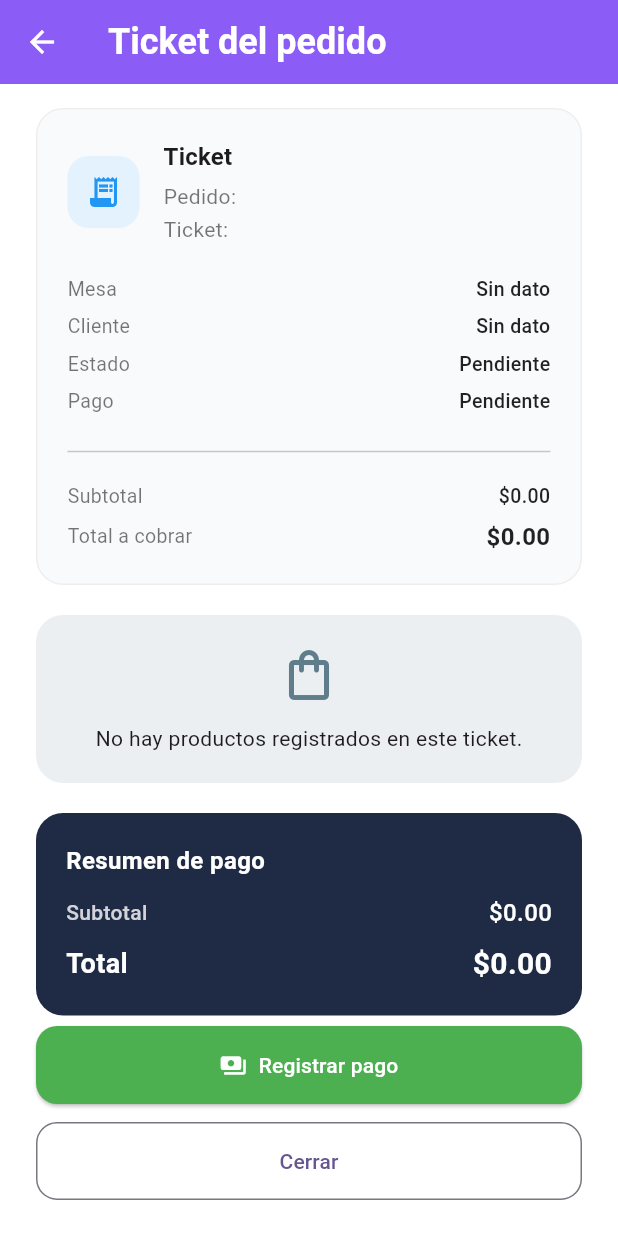
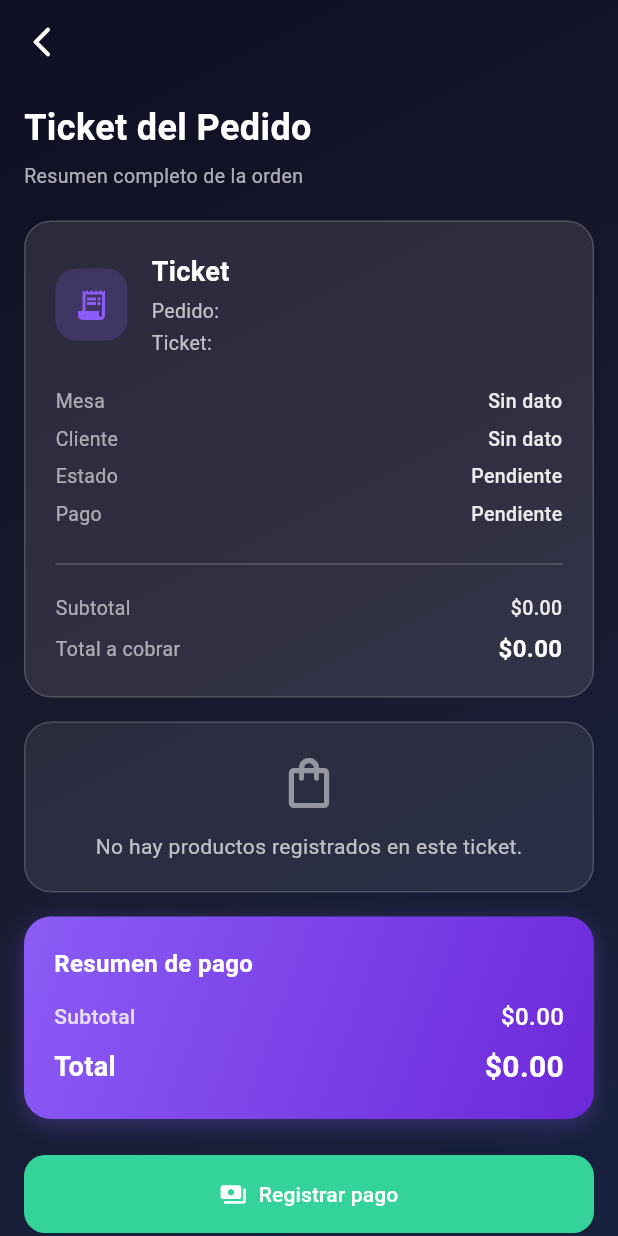
Before and after one commit to George0712/restauranteApp, a Flutter app: the TicketPreviewScreen screen opened directly with empty values, on a phone screen of 412 x 824 dp. Run offline on Flutter 3.47's test engine with Material 3 defaults, Android fonts, the phone set to English and light mode, and no system bars; our stand-ins replace audioplayers, cached_network_image, cloud_firestore, device_info_plus, firebase_auth, firebase_core and 8 more; missing offline and left inert: iconify_flutter; accounts and stored records are empty.

Commit message:
Refactor TicketPreviewScreen to enhance UI with a gradient background, improved app bar, and updated styling for better readability and user experience.

```diff
--- a/lib/presentation/screens/mesero/pedidos/ticket_preview_screen.dart
+++ b/lib/presentation/screens/mesero/pedidos/ticket_preview_screen.dart
@@ -41,15 +41,67 @@ class _TicketPreviewScreenState extends ConsumerState<TicketPreviewScreen> {
       stream: pedidoStream,
       builder: (context, snapshot) {
         if (snapshot.connectionState == ConnectionState.waiting) {
-          return const Scaffold(
-            body: Center(child: CircularProgressIndicator()),
+          return Scaffold(
+            appBar: AppBar(
+              backgroundColor: Colors.transparent,
+              elevation: 0,
+              leading: IconButton(
+                icon: const Icon(Icons.arrow_back_ios_new_rounded, color: Colors.white),
+                onPressed: () => context.pop(),
+              ),
+            ),
+            extendBodyBehindAppBar: true,
+            body: Container(
+              decoration: const BoxDecoration(
+                gradient: LinearGradient(
+                  colors: [
+                    Color(0xFF0F0F23),
+                    Color(0xFF1A1A2E),
+                    Color(0xFF16213E),
+                  ],
+                  begin: Alignment.topLeft,
+                  end: Alignment.bottomRight,
+                ),
+              ),
+              child: const Center(
+                child: CircularProgressIndicator(
+                  color: Color(0xFF8B5CF6),
+                ),
+              ),
+            ),
           );
         }
         if (!snapshot.hasData || !snapshot.data!.exists) {
           return Scaffold(
-            appBar: AppBar(title: const Text('Ticket del pedido')),
-            body: const Center(
-              child: Text('No encontramos informacion para este pedido.'),
+            appBar: AppBar(
+              backgroundColor: Colors.transparent,
+              elevation: 0,
+              leading: IconButton(
+                icon: const Icon(Icons.arrow_back_ios_new_rounded, color: Colors.white),
+                onPressed: () => context.pop(),
+              ),
+            ),
+            extendBodyBehindAppBar: true,
+            body: Container(
+              decoration: const BoxDecoration(
+                gradient: LinearGradient(
+                  colors: [
+                    Color(0xFF0F0F23),
+                    Color(0xFF1A1A2E),
+                    Color(0xFF16213E),
+                  ],
+                  begin: Alignment.topLeft,
+                  end: Alignment.bottomRight,
+                ),
+              ),
+              child: const SafeArea(
+                child: Center(
+                  child: Text(
+                    'No encontramos información para este pedido.',
+                    style: TextStyle(color: Colors.white70),
+                  ),
+                ),
+              ),
             ),
           );
         }
@@ -69,13 +121,54 @@ class _TicketPreviewScreenState extends ConsumerState<TicketPreviewScreen> {
 
         return Scaffold(
           appBar: AppBar(
-            title: const Text('Ticket del pedido'),
+            backgroundColor: Colors.transparent,
+            elevation: 0,
+            scrolledUnderElevation: 0,
+            surfaceTintColor: Colors.transparent,
+            leading: IconButton(
+              icon: const Icon(Icons.arrow_back_ios_new_rounded, color: Colors.white),
+              onPressed: () => context.pop(),
+              tooltip: 'Volver',
             ),
-          body: SingleChildScrollView(
-            padding: const EdgeInsets.fromLTRB(24, 16, 24, 24),
+          ),
+          extendBodyBehindAppBar: true,
+          body: Container(
+            decoration: const BoxDecoration(
+              gradient: LinearGradient(
+                colors: [
+                  Color(0xFF0F0F23),
+                  Color(0xFF1A1A2E),
+                  Color(0xFF16213E),
+                ],
+                begin: Alignment.topLeft,
+                end: Alignment.bottomRight,
+              ),
+            ),
+            child: SafeArea(
+              child: SingleChildScrollView(
+                padding: const EdgeInsets.fromLTRB(16, 12, 16, 24),
                 child: Column(
                   crossAxisAlignment: CrossAxisAlignment.start,
                   children: [
+                    // Título en el cuerpo
+                    const Text(
+                      'Ticket del Pedido',
+                      style: TextStyle(
+                        color: Colors.white,
+                        fontSize: 24,
+                        fontWeight: FontWeight.w600,
+                      ),
+                    ),
+                    const SizedBox(height: 6),
+                    Text(
+                      'Resumen completo de la orden',
+                      style: TextStyle(
+                        color: Colors.white.withValues(alpha: 0.65),
+                        fontSize: 13,
+                        fontWeight: FontWeight.w400,
+                      ),
+                    ),
+                    const SizedBox(height: 20),
                     _TicketHeader(
                       pedidoId: widget.pedidoId,
                       mesaId: widget.mesaId,
@@ -88,36 +181,36 @@ class _TicketPreviewScreenState extends ConsumerState<TicketPreviewScreen> {
                       total: total,
                       formatter: _currency,
                     ),
-                const SizedBox(height: 20),
+                    const SizedBox(height: 16),
                     _TicketItemsList(items: items, formatter: _currency),
-                const SizedBox(height: 20),
+                    const SizedBox(height: 16),
                     _TicketTotals(
                         subtotal: subtotal, total: total, formatter: _currency),
-              ],
-            ),
-          ),
-          bottomNavigationBar: SafeArea(
-            minimum: const EdgeInsets.fromLTRB(24, 0, 24, 24),
-            child: Column(
-              mainAxisSize: MainAxisSize.min,
-              crossAxisAlignment: CrossAxisAlignment.stretch,
-              children: [
-                if (!pagado)
-                  ElevatedButton.icon(
+                    const SizedBox(height: 24),
+                    // Botones de acción
+                    if (!pagado) ...[
+                      SizedBox(
+                        width: double.infinity,
+                        child: ElevatedButton.icon(
                           onPressed: () => _abrirPasarelaPago(context),
                           icon: const Icon(Icons.payments),
                           label: const Text('Registrar pago'),
                           style: ElevatedButton.styleFrom(
                             padding: const EdgeInsets.symmetric(vertical: 16),
-                      backgroundColor: Colors.green,
+                            backgroundColor: const Color(0xFF34D399),
                             foregroundColor: Colors.white,
                             shape: RoundedRectangleBorder(
                               borderRadius: BorderRadius.circular(14),
                             ),
+                            elevation: 0,
                           ),
                         ),
-                if (!pagado) const SizedBox(height: 12),
-                OutlinedButton(
+                      ),
+                      const SizedBox(height: 12),
+                    ],
+                    SizedBox(
+                      width: double.infinity,
+                      child: OutlinedButton(
                         onPressed: () {
                           final router = GoRouter.of(context);
                           const fallbackRoute = '/mesero/pedidos/mesas';
@@ -132,10 +225,17 @@ class _TicketPreviewScreenState extends ConsumerState<TicketPreviewScreen> {
                           shape: RoundedRectangleBorder(
                             borderRadius: BorderRadius.circular(14),
                           ),
+                          side: BorderSide(
+                            color: Colors.white.withValues(alpha: 0.3),
+                          ),
+                          foregroundColor: Colors.white,
                         ),
                         child: const Text('Cerrar'),
                       ),
+                    ),
                   ],
+                ),
+              ),
             ),
           ),
         );
@@ -218,9 +318,11 @@ class _TicketHeader extends ConsumerWidget {
       width: double.infinity,
       padding: const EdgeInsets.all(20),
       decoration: BoxDecoration(
-        color: const Color(0xFFF8FAFC),
+        color: Colors.white.withValues(alpha: 0.1),
         borderRadius: BorderRadius.circular(18),
-        border: Border.all(color: Colors.grey.shade200),
+        border: Border.all(
+          color: Colors.white.withValues(alpha: 0.16),
+        ),
       ),
       child: Column(
         crossAxisAlignment: CrossAxisAlignment.start,
@@ -230,32 +332,39 @@ class _TicketHeader extends ConsumerWidget {
               Container(
                 padding: const EdgeInsets.all(12),
                 decoration: BoxDecoration(
-                  color: Colors.blue.shade50,
+                  color: const Color(0xFF8B5CF6).withValues(alpha: 0.2),
                   borderRadius: BorderRadius.circular(14),
                 ),
-                child: const Icon(Icons.receipt_long, color: Colors.blue),
+                child: const Icon(Icons.receipt_long, color: Color(0xFF8B5CF6)),
               ),
               const SizedBox(width: 16),
               Expanded(
                 child: Column(
                   crossAxisAlignment: CrossAxisAlignment.start,
                   children: [
-                    Text(
+                    const Text(
                       'Ticket',
-                      style: Theme.of(context)
-                          .textTheme
-                          .titleMedium
-                          ?.copyWith(fontWeight: FontWeight.w700),
+                      style: TextStyle(
+                        color: Colors.white,
+                        fontSize: 18,
+                        fontWeight: FontWeight.w700,
+                      ),
                     ),
                     const SizedBox(height: 4),
                     Text(
                       'Pedido: $shortId',
-                      style: const TextStyle(color: Colors.black54),
+                      style: TextStyle(
+                        color: Colors.white.withValues(alpha: 0.7),
+                        fontSize: 13,
+                      ),
                     ),
                     const SizedBox(height: 2),
                     Text(
                       'Ticket: $ticketNumero',
-                      style: const TextStyle(color: Colors.black54),
+                      style: TextStyle(
+                        color: Colors.white.withValues(alpha: 0.7),
+                        fontSize: 13,
+                      ),
                     ),
                   ],
                 ),
@@ -272,7 +381,7 @@ class _TicketHeader extends ConsumerWidget {
           const SizedBox(height: 6),
           _InfoRow(label: 'Pago', value: pagado ? 'Pagado' : 'Pendiente'),
           const SizedBox(height: 16),
-          const Divider(),
+          Divider(color: Colors.white.withValues(alpha: 0.2)),
           const SizedBox(height: 12),
           _InfoRow(label: 'Subtotal', value: formatter.format(subtotal)),
           const SizedBox(height: 6),
@@ -321,14 +430,26 @@ class _TicketItemsList extends ConsumerWidget {
         width: double.infinity,
         padding: const EdgeInsets.all(20),
         decoration: BoxDecoration(
-          color: Colors.blueGrey.shade50,
+          color: Colors.white.withValues(alpha: 0.08),
           borderRadius: BorderRadius.circular(18),
+          border: Border.all(
+            color: Colors.white.withValues(alpha: 0.16),
           ),
-        child: const Column(
+        ),
+        child: Column(
           children: [
-            Icon(Icons.shopping_bag_outlined, size: 40, color: Colors.blueGrey),
-            SizedBox(height: 12),
-            Text('No hay productos registrados en este ticket.'),
+            Icon(
+              Icons.shopping_bag_outlined,
+              size: 40,
+              color: Colors.white.withValues(alpha: 0.5),
+            ),
+            const SizedBox(height: 12),
+            Text(
+              'No hay productos registrados en este ticket.',
+              style: TextStyle(
+                color: Colors.white.withValues(alpha: 0.7),
+              ),
+            ),
           ],
         ),
       );
@@ -337,16 +458,22 @@ class _TicketItemsList extends ConsumerWidget {
     return Container(
       padding: const EdgeInsets.all(20),
       decoration: BoxDecoration(
-        color: Colors.white,
+        color: Colors.white.withValues(alpha: 0.08),
         borderRadius: BorderRadius.circular(18),
-        border: Border.all(color: Colors.grey.shade200),
+        border: Border.all(
+          color: Colors.white.withValues(alpha: 0.16),
+        ),
       ),
       child: Column(
         crossAxisAlignment: CrossAxisAlignment.start,
         children: [
           const Text(
             'Productos',
-            style: TextStyle(fontSize: 16, fontWeight: FontWeight.w700),
+            style: TextStyle(
+              fontSize: 16,
+              fontWeight: FontWeight.w700,
+              color: Colors.white,
+            ),
           ),
           const SizedBox(height: 12),
           ...List.generate(items.length, (index) {
@@ -366,7 +493,7 @@ class _TicketItemsList extends ConsumerWidget {
                       '${quantity}x',
                       style: const TextStyle(
                         fontWeight: FontWeight.w600,
-                        color: Colors.black87,
+                        color: Colors.white,
                       ),
                     ),
                     const SizedBox(width: 12),
@@ -379,6 +506,7 @@ class _TicketItemsList extends ConsumerWidget {
                             style: const TextStyle(
                               fontSize: 15,
                               fontWeight: FontWeight.w600,
+                              color: Colors.white,
                             ),
                           ),
                           if (adicionales.isNotEmpty) ...[
@@ -392,8 +520,10 @@ class _TicketItemsList extends ConsumerWidget {
                             const SizedBox(height: 4),
                             Text(
                               'Nota: $notas',
-                              style: const TextStyle(
-                                  fontSize: 12, color: Colors.black54),
+                              style: TextStyle(
+                                fontSize: 12,
+                                color: Colors.white.withValues(alpha: 0.6),
+                              ),
                             ),
                           ],
                         ],
@@ -404,14 +534,14 @@ class _TicketItemsList extends ConsumerWidget {
                       formatter.format(price),
                       style: const TextStyle(
                         fontWeight: FontWeight.w600,
-                        color: Colors.black87,
+                        color: Colors.white,
                       ),
                     ),
                   ],
                 ),
                 if (index != items.length - 1) ...[
                   const SizedBox(height: 12),
-                  Divider(color: Colors.grey.shade200),
+                  Divider(color: Colors.white.withValues(alpha: 0.2)),
                   const SizedBox(height: 12),
                 ],
               ],
@@ -457,7 +587,10 @@ class _AdicionalesList extends ConsumerWidget {
         final price = formatter.format(_toDouble(data['price']));
         return Text(
           '+ $name ($price)',
-          style: const TextStyle(fontSize: 12, color: Colors.black54),
+          style: TextStyle(
+            fontSize: 12,
+            color: Colors.white.withValues(alpha: 0.6),
+          ),
         );
       }).toList(),
     );
@@ -487,8 +620,22 @@ class _TicketTotals extends ConsumerWidget {
       width: double.infinity,
       padding: const EdgeInsets.all(20),
       decoration: BoxDecoration(
-        color: const Color(0xFF1F2A44),
+        gradient: const LinearGradient(
+          colors: [
+            Color(0xFF8B5CF6),
+            Color(0xFF6D28D9),
+          ],
+          begin: Alignment.topLeft,
+          end: Alignment.bottomRight,
+        ),
         borderRadius: BorderRadius.circular(18),
+        boxShadow: [
+          BoxShadow(
+            color: const Color(0xFF8B5CF6).withValues(alpha: 0.3),
+            blurRadius: 12,
+            offset: const Offset(0, 4),
+          ),
+        ],
       ),
       child: Column(
         crossAxisAlignment: CrossAxisAlignment.start,
@@ -553,8 +700,8 @@ class _InfoRow extends ConsumerWidget {
       children: [
         Text(
           label,
-          style: const TextStyle(
-            color: Colors.black54,
+          style: TextStyle(
+            color: Colors.white.withValues(alpha: 0.6),
             fontSize: 13,
           ),
         ),
@@ -566,7 +713,7 @@ class _InfoRow extends ConsumerWidget {
             style: TextStyle(
               fontSize: emphasize ? 16 : 13,
               fontWeight: emphasize ? FontWeight.w700 : FontWeight.w500,
-              color: Colors.black87,
+              color: emphasize ? Colors.white : Colors.white.withValues(alpha: 0.9),
             ),
           ),
         ),
```
Lines whose indentation alone changed are shown as unchanged.
